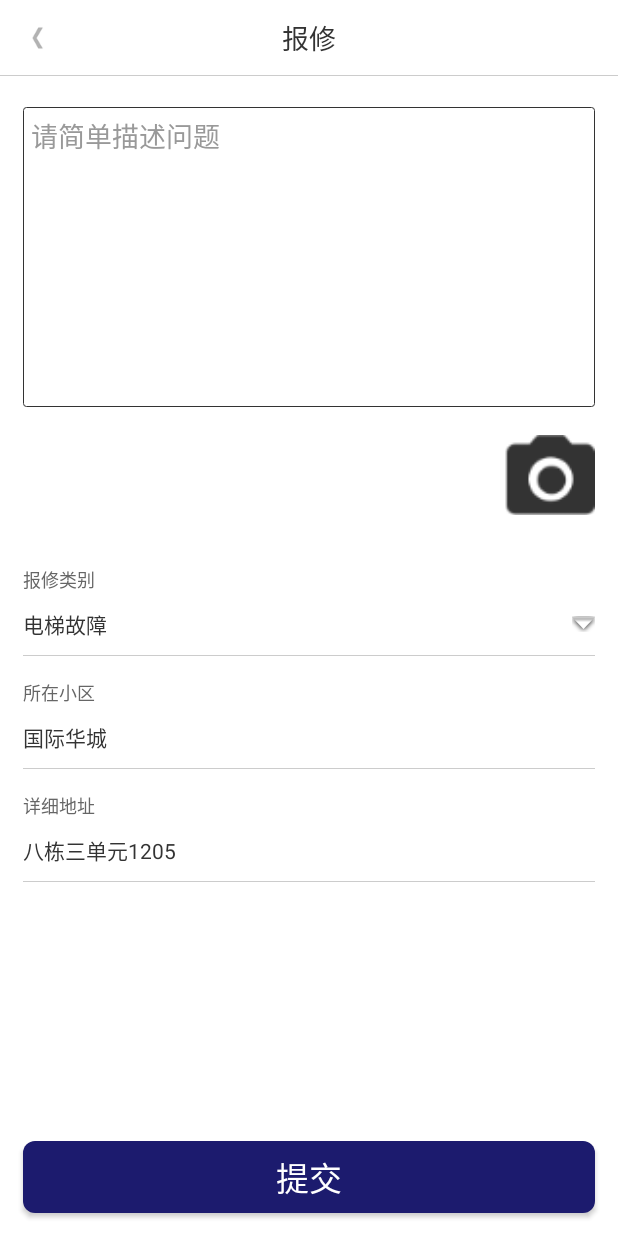
After one commit to RaleighLuo/Wisdom, an Android app: the layout publish_repair_layout.xml on its own in the app's theme, with its tools: preview values and no code run, on a phone screen of 412 x 824 dp. The commit adds this screen. Run offline under Robolectric (Android 15) with nearby library versions, the phone set to English and light mode, and no system bars.

Commit message:
报修UI

```diff
--- /dev/null
+++ b/app/src/main/res/layout/publish_repair_layout.xml
@@ -0,0 +1,153 @@
+<?xml version="1.0" encoding="utf-8"?>
+
+<LinearLayout
+    xmlns:android="http://schemas.android.com/apk/res/android"
+    xmlns:mAttr="http://schemas.android.com/apk/res-auto"
+    android:orientation="vertical"
+    android:background="@android:color/white"
+    android:layout_width="match_parent"
+    android:layout_height="match_parent">
+    <com.starlight.mobile.android.lib.view.CusHeadView
+        android:id="@+id/notice_layout_ch_head"
+        style="@style/common_head_style"
+        mAttr:chHead_leftImg="@mipmap/ic_back"
+        mAttr:chHead_title="@string/repair"
+        mAttr:chHead_title_padding_left="0dip" />
+    <View style="@style/common_line_style"/>
+    <ScrollView   android:layout_width="match_parent"
+        android:layout_height="match_parent"
+        android:fillViewport="true"
+        android:layout_weight="1"
+        >
+        <LinearLayout
+            android:layout_width="match_parent"
+            android:orientation="vertical"
+            android:padding="15dip"
+            android:layout_height="match_parent">
+            <EditText
+                android:id="@+id/publish_repair_layout_et_content"
+                android:layout_width="match_parent"
+                android:layout_height="200dip"
+                android:layout_marginTop="5dip"
+                android:hint="@string/please_describe_question"
+                android:gravity="top"
+                android:padding="5dip"
+                android:textColor="@color/common_text_color"
+                android:textColorHint="@color/common_hint_text_color"
+                android:background="@drawable/edit_grey_shape"
+                />
+            <LinearLayout
+                android:layout_width="wrap_content"
+                android:orientation="horizontal"
+                android:layout_marginTop="15dip"
+                android:layout_marginBottom="15dip"
+                android:layout_gravity="right"
+                android:layout_height="wrap_content">
+                <ImageView
+                    android:id="@+id/publish_repair_layout_iv_third"
+                    android:layout_width="60dip"
+                    android:visibility="invisible"
+                    android:layout_height="60dip"
+                    android:src="@mipmap/ic_camera"
+                    />
+                <ImageView
+                    android:id="@+id/publish_repair_layout_iv_second"
+                    android:layout_width="60dip"
+                    android:layout_height="60dip"
+                    android:visibility="invisible"
+                    android:layout_marginLeft="15dip"
+                    android:src="@mipmap/ic_camera"
+                    />
+                <ImageView
+                    android:id="@+id/publish_repair_layout_iv_first"
+                    android:layout_width="60dip"
+                    android:layout_height="60dip"
+                    android:layout_marginLeft="15dip"
+                    android:src="@mipmap/ic_camera"
+                    />
+            </LinearLayout>
+            <TextView
+                android:layout_width="wrap_content"
+                android:layout_height="wrap_content"
+                android:text="@string/repair_type"
+                android:textSize="12sp"
+                android:layout_marginTop="15dip"
+                android:textColor="@color/common_light_text_color"
+                />
+            <TextView
+                android:id="@+id/publish_repair_layout_tv_repair_type"
+                android:layout_width="match_parent"
+                android:layout_height="wrap_content"
+                android:text="电梯故障"
+                android:clickable="true"
+                android:drawableRight="@android:drawable/arrow_down_float"
+                android:background="@drawable/common_item_click_selector"
+                android:onClick="onClickListener"
+                android:textColor="@color/common_text_color"
+                android:paddingTop="10dip"
+                android:paddingBottom="10dip"
+                />
+            <View style="@style/common_line_style"/>
+            <TextView
+                android:layout_width="wrap_content"
+                android:layout_height="wrap_content"
+                android:text="@string/belong_community"
+                android:textSize="12sp"
+                android:layout_marginTop="15dip"
+                android:textColor="@color/common_light_text_color"
+                />
+            <TextView
+                android:id="@+id/publish_repair_layout_tv_belong_community"
+                android:layout_width="match_parent"
+                android:layout_height="wrap_content"
+                android:text="国际华城"
+                android:clickable="true"
+                android:onClick="onClickListener"
+                android:textColor="@color/common_text_color"
+                android:layout_marginBottom="10dip"
+                android:layout_marginTop="10dip"
+                />
+            <View style="@style/common_line_style"
+                />
+
+            <TextView
+                android:layout_width="wrap_content"
+                android:layout_height="wrap_content"
+                android:text="@string/address_detail"
+                android:textSize="12sp"
+                android:layout_marginTop="15dip"
+                android:textColor="@color/common_light_text_color"
+                />
+            <TextView
+                android:id="@+id/publish_repair_layout_tv_address_detail"
+                android:layout_width="match_parent"
+                android:layout_height="wrap_content"
+                android:text="八栋三单元1205"
+                android:clickable="true"
+                android:onClick="onClickListener"
+                android:textColor="@color/common_text_color"
+                android:layout_marginBottom="10dip"
+                android:layout_marginTop="10dip"
+                />
+            <View style="@style/common_line_style"
+                />
+            <View android:layout_width="match_parent"
+                android:layout_height="match_parent"
+                />
+
+        </LinearLayout>
+    </ScrollView>
+    <Button
+        android:id="@+id/publish_repair_layout_btn_submit"
+        android:layout_width="match_parent"
+        android:layout_height="wrap_content"
+        android:text="@string/commit"
+        android:textColor="@android:color/white"
+        android:textSize="22sp"
+        android:layout_marginBottom="15dip"
+        android:layout_weight="0"
+        android:layout_marginLeft="15dip"
+        android:layout_marginRight="15dip"
+        android:background="@drawable/common_btn_selector"
+        />
+</LinearLayout>
--- a/app/src/main/res/values/colors.xml
+++ b/app/src/main/res/values/colors.xml
@@ -18,4 +18,5 @@
     <color name="light_gray_color">#FFDEDFE0</color>
     <color name="common_dark_gray_text_color">#999999</color>
     <color name="common_line_color">#cccccc</color>
+    <color name="red">#fd0101</color>
 </resources>
--- a/app/src/main/res/values/strings.xml
+++ b/app/src/main/res/values/strings.xml
@@ -24,6 +24,8 @@
     <string name="repair_type">报修类别</string>
     <string name="belong_community">所在小区</string>
     <string name="address_detail">详细地址</string>
-
-
+    <string name="progressing">进行</string>
+    <string name="finished">完成</string>
+    <string name="detail">详情</string>
+    <string name="delete">删除</string>
 </resources>
```
Also changed, not shown: app/src/main/java/com/gkzxhn/wisdom/activity/MainActivity.java (+11 -5 lines), app/src/main/java/com/gkzxhn/wisdom/activity/RepairRecordActivity.java (added, +109 -0 lines), app/src/main/java/com/gkzxhn/wisdom/adapter/RepairAdapter.java (added, +45 -0 lines), app/src/main/java/com/gkzxhn/wisdom/fragment/RepairFragment.java (added, +84 -0 lines), app/src/main/res/drawable/repair_oval_shape.xml (added, +7 -0 lines), app/src/main/res/layout/repair_record_layout.xml (added, +63 -0 lines).
